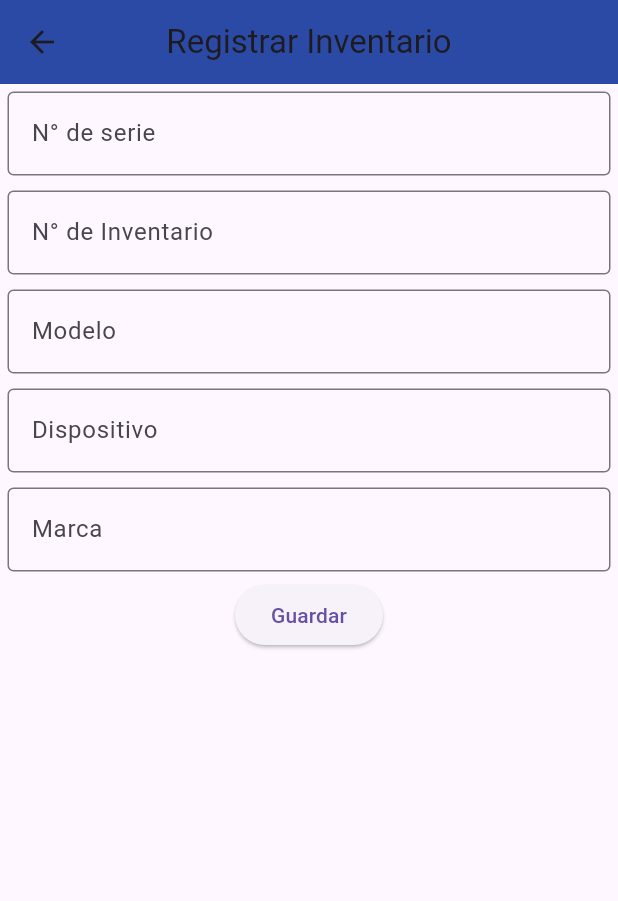
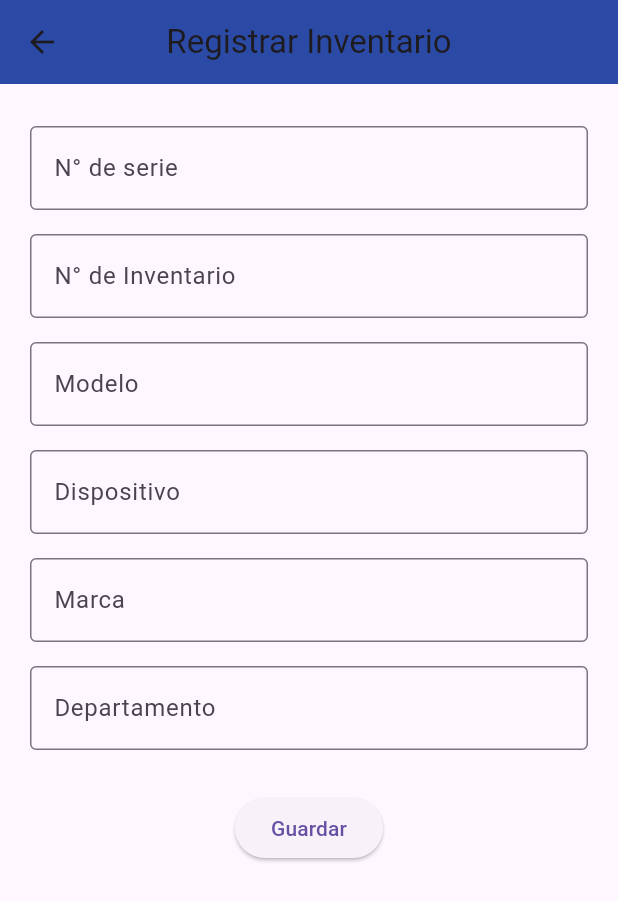
Before and after one commit to StillWiz19/Municipalidad, a Flutter app: the IngresarInventario screen opened directly, on a phone screen of 412 x 824 dp. Shown: the top 901 px of the screen. Run offline on Flutter 3.47's test engine with Material 3 defaults, Android fonts, the light colour scheme and no system bars; our stand-ins replace shared_preferences; accounts and stored records are empty; network calls fail.

Commit message:
first_commit

```diff
--- a/lib/equipos/listadoequipos.dart
+++ b/lib/equipos/listadoequipos.dart
@@ -43,6 +43,7 @@ class _ListaEquipoState extends State<ListadoEquipo> {
             sistemaOperativo: equipoData[9],
             versionOffice: equipoData[10],
             descripcion: equipoData[11],
+            imagen: equipoData.length > 12 ? equipoData[12] : '',
           );
         }));
         _filteredEquipos.addAll(widget.equipos);
@@ -95,7 +96,7 @@ class _ListaEquipoState extends State<ListadoEquipo> {
 
     SharedPreferences prefs = await SharedPreferences.getInstance();
     await prefs.setStringList('equipos', widget.equipos.map((equipo) =>
-        '${equipo.modelo}|${equipo.numeroSerie}|${equipo.numeroInventario}|${equipo.marca}|${equipo.ram}|${equipo.almacenamiento}|${equipo.procesador}|${equipo.departamento}|${equipo.direccion}|${equipo.sistemaOperativo}|${equipo.versionOffice}|${equipo.descripcion}').toList());
+        '${equipo.modelo}|${equipo.numeroSerie}|${equipo.numeroInventario}|${equipo.marca}|${equipo.ram}|${equipo.almacenamiento}|${equipo.procesador}|${equipo.departamento}|${equipo.direccion}|${equipo.sistemaOperativo}|${equipo.versionOffice}|${equipo.descripcion}|${equipo.imagen}').toList());
 
     ScaffoldMessenger.of(context).showSnackBar(
       SnackBar(
@@ -172,6 +173,7 @@ class _ListaEquipoState extends State<ListadoEquipo> {
                               Text('Descripción: ${equipo.descripcion}'),
                             ],
                           ),
+
                           trailing: IconButton(
                             icon: Icon(Icons.delete),
                             onPressed: () => _eliminarEquipo(index),
--- a/lib/inventarios/ingresoinventario.dart
+++ b/lib/inventarios/ingresoinventario.dart
@@ -8,6 +8,7 @@ class Inventario {
   final String modelo;
   final String nombreProducto;
   final String tipoProducto;
+  final String departamento;
 
   Inventario({
     required this.numeroSerie,
@@ -15,15 +16,9 @@ class Inventario {
     required this.modelo,
     required this.nombreProducto,
     required this.tipoProducto,
+    required this.departamento,
   });
 }
-
-TextEditingController _numeroSerieController = TextEditingController();
-TextEditingController _numeroInventarioController = TextEditingController();
-TextEditingController _modeloController = TextEditingController();
-TextEditingController _nombreProductoController = TextEditingController();
-TextEditingController _tipoProductoController = TextEditingController();
-
 
 class IngresarInventario extends StatefulWidget {
   const IngresarInventario({Key? key}) : super(key: key);
@@ -33,12 +28,98 @@ class IngresarInventario extends StatefulWidget {
 }
 
 class _IngresarInventarioState extends State<IngresarInventario>{
+  TextEditingController _numeroSerieController = TextEditingController();
+  TextEditingController _numeroInventarioController = TextEditingController();
+  TextEditingController _modeloController = TextEditingController();
+  TextEditingController _nombreProductoController = TextEditingController();
+  TextEditingController _tipoProductoController = TextEditingController();
+  TextEditingController _departamentoController = TextEditingController();
+
+  final _formKey = GlobalKey<FormState>();
+
+  @override
+  Widget build(BuildContext context) {
+    return Scaffold(
+      appBar: AppBar(title: Text('Registrar Inventario', textAlign: TextAlign.center, style: TextStyle(fontFamily: 'Roboto')),
+      backgroundColor: Color.fromARGB(255, 43, 74, 165),
+      centerTitle: true,
+      ),
+      body: SingleChildScrollView(
+        padding: const EdgeInsets.all(20.0),
+        child: Form(
+          key: _formKey,
+          child: Column(
+            children: [
+              _buildTextFormField(
+                controller: _numeroSerieController,
+                labelText: "N° de serie",
+              ),
+              _buildTextFormField(
+                controller: _numeroInventarioController,
+                labelText: "N° de Inventario",
+              ),
+              _buildTextFormField(
+                controller: _modeloController,
+                labelText: "Modelo",
+              ),
+              _buildTextFormField(
+                controller: _nombreProductoController,
+                labelText: "Dispositivo",
+              ),
+              _buildTextFormField(
+                controller: _tipoProductoController,
+                labelText: "Marca",
+              ),
+              _buildTextFormField(
+                controller: _departamentoController,
+                labelText: "Departamento",
+              ),
+              SizedBox(height: 20),
+              ElevatedButton(
+                onPressed: () {
+                  if (_formKey.currentState!.validate()) {
+                    _guardarDatos(context);
+                  }
+                },
+                child: Text("Guardar"),
+              )
+            ],
+          ),
+        ),
+      ),
+    );
+  }
+
+  Widget _buildTextFormField({
+    required TextEditingController controller,
+    required String labelText,
+  }) {
+    return Padding(
+      padding: const EdgeInsets.symmetric(vertical: 8.0),
+      child: TextFormField(
+        controller: controller,
+        decoration: InputDecoration(
+          border: OutlineInputBorder(),
+          labelText: labelText,
+        ),
+        validator: (value) {
+          if (value == null || value.isEmpty) {
+            return 'Por favor ingresa este campo';
+          }
+          return null;
+        },
+      ),
+    );
+  }
+
   void _guardarDatos(BuildContext context) async {
+    if (_formKey.currentState!.validate()) {
       String numeroSerie = _numeroSerieController.text;
       String numeroInventario = _numeroInventarioController.text;
       String modelo = _modeloController.text;
       String nombreProducto = _nombreProductoController.text;
       String tipoProducto = _tipoProductoController.text;
+      String departamento = _departamentoController.text;
 
       Inventario inventario = Inventario(
         numeroSerie: numeroSerie,
@@ -46,12 +127,12 @@ class _IngresarInventarioState extends State<IngresarInventario>{
         modelo: modelo,
         nombreProducto: nombreProducto,
         tipoProducto: tipoProducto,
-
+        departamento: departamento,
       );
 
       SharedPreferences prefs = await SharedPreferences.getInstance();
       List<String> inventariosData = prefs.getStringList('inventarios') ?? [];
-    inventariosData.add('${inventario.numeroSerie}|${inventario.numeroInventario}|${inventario.modelo}|${inventario.nombreProducto}|${inventario.tipoProducto}');
+      inventariosData.add('${inventario.numeroSerie}|${inventario.numeroInventario}|${inventario.modelo}|${inventario.nombreProducto}|${inventario.tipoProducto}|${inventario.departamento}');
       await prefs.setStringList('inventarios', inventariosData);
 
       final arguments = ModalRoute.of(context)!.settings.arguments;
@@ -60,13 +141,7 @@ class _IngresarInventarioState extends State<IngresarInventario>{
         listaInventario.inventarios.add(inventario);
       }
 
-
-    _numeroSerieController.clear();
-    _numeroInventarioController.clear();
-    _modeloController.clear();
-    _nombreProductoController.clear();
-    _tipoProductoController.clear();
-
+      _limpiarCampos();
 
       showDialog(
         context: context,
@@ -86,75 +161,14 @@ class _IngresarInventarioState extends State<IngresarInventario>{
         },
       );
     }
+  }
 
-  @override
-  Widget build(BuildContext context) {
-    return Scaffold(
-      appBar: AppBar(title: Text('Registrar Inventario', textAlign: TextAlign.center, style: TextStyle(fontFamily: 'Roboto')),
-      backgroundColor: Color.fromARGB(255, 43, 74, 165),
-      centerTitle: true,
-      ),
-      body: Column(
-        children: [
-          Padding(
-            padding: const EdgeInsets.all(5.0),
-            child: TextField(
-              controller: _numeroSerieController,
-              decoration: InputDecoration(
-                border: OutlineInputBorder(),
-                labelText: "N° de serie"
-              ),
-            ),
-          ),
-          Padding(
-            padding: const EdgeInsets.all(5.0),
-            child: TextField(
-              controller: _numeroInventarioController,
-              decoration: InputDecoration(
-                border: OutlineInputBorder(),
-                labelText: "N° de Inventario"
-              ),
-            ),
-          ),
-          Padding(
-            padding: const EdgeInsets.all(5.0),
-            child: TextField(
-              controller: _modeloController,
-              decoration: InputDecoration(
-                border: OutlineInputBorder(),
-                labelText: "Modelo"
-              ),
-            ),
-          ),
-          Padding(
-            padding: const EdgeInsets.all(5.0),
-            child: TextField(
-              controller: _nombreProductoController,
-              decoration: InputDecoration(
-                border: OutlineInputBorder(),
-                labelText: "Dispositivo"
-              ),
-            ),
-          ),
-          Padding(
-            padding: const EdgeInsets.all(5.0),
-            child: TextField(
-              controller: _tipoProductoController,
-              decoration: InputDecoration(
-                border: OutlineInputBorder(),
-                labelText: "Marca"
-              ),
-            ),
-          ),
-
-          ElevatedButton(
-            onPressed: (){
-              _guardarDatos(context);
-            },
-            child: Text("Guardar"),
-          )
-        ],
-      ),
-    );
+  void _limpiarCampos() {
+    _numeroSerieController.clear();
+    _numeroInventarioController.clear();
+    _modeloController.clear();
+    _nombreProductoController.clear();
+    _tipoProductoController.clear();
+    _departamentoController.clear();
   }
 }
--- a/lib/inventarios/listainventario.dart
+++ b/lib/inventarios/listainventario.dart
@@ -35,6 +35,7 @@ class _ListaInventarioState extends State<ListaInventario> {
           modelo: inventarioData.length > 2 ? inventarioData[2] : "",
           nombreProducto: inventarioData.length > 3 ? inventarioData[3] : "",
           tipoProducto: inventarioData.length > 4 ? inventarioData[4] : "",
+          departamento: inventarioData.length > 5 ? inventarioData[5] : "",
         );
       }).toList();
       inventariosFiltrados = List.from(inventarios);
@@ -68,7 +69,7 @@ class _ListaInventarioState extends State<ListaInventario> {
                     'inventarios',
                     inventarios
                         .map((inventario) =>
-                            '${inventario.numeroSerie}|${inventario.numeroInventario}|${inventario.modelo}|${inventario.nombreProducto}|${inventario.tipoProducto}')
+                            '${inventario.numeroSerie}|${inventario.numeroInventario}|${inventario.modelo}|${inventario.nombreProducto}|${inventario.tipoProducto}|${inventario.departamento}')
                         .toList());
 
                 ScaffoldMessenger.of(context).showSnackBar(
@@ -148,6 +149,7 @@ class _ListaInventarioState extends State<ListaInventario> {
                               Text('Modelo: ${inventario.modelo}'),
                               Text('Dispositivo: ${inventario.nombreProducto}'),
                               Text('Marca: ${inventario.tipoProducto}'),
+                              Text('Departamento: ${inventario.departamento}'),
                             ],
                           ),
                           trailing: IconButton(
--- a/lib/tickets/listainventario.dart
+++ b/lib/tickets/listainventario.dart
@@ -35,6 +35,7 @@ class _ListaInventarioState extends State<ListaInventario> {
           modelo: inventarioData.length > 2 ? inventarioData[2] : "",
           nombreProducto: inventarioData.length > 3 ? inventarioData[3] : "",
           tipoProducto: inventarioData.length > 4 ? inventarioData[4] : "",
+          departamento: inventarioData.length > 5 ? inventarioData[5] : "",
         );
       }).toList();
       inventariosFiltrados = List.from(inventarios);
@@ -68,7 +69,7 @@ class _ListaInventarioState extends State<ListaInventario> {
                     'inventarios',
                     inventarios
                         .map((inventario) =>
-                            '${inventario.numeroSerie}|${inventario.numeroInventario}|${inventario.modelo}|${inventario.nombreProducto}|${inventario.tipoProducto}')
+                            '${inventario.numeroSerie}|${inventario.numeroInventario}|${inventario.modelo}|${inventario.nombreProducto}|${inventario.tipoProducto}|${inventario.departamento}')
                         .toList());
 
                 ScaffoldMessenger.of(context).showSnackBar(
@@ -148,6 +149,7 @@ class _ListaInventarioState extends State<ListaInventario> {
                               Text('Modelo: ${inventario.modelo}'),
                               Text('Dispositivo: ${inventario.nombreProducto}'),
                               Text('Marca: ${inventario.tipoProducto}'),
+                              Text('Departamento: ${inventario.departamento}'),
                             ],
                           ),
                           trailing: IconButton(
```
Also changed, not shown: lib/equipos/ingresarequipo.dart (+44 -4 lines). Lines whose indentation alone changed are shown as unchanged.
